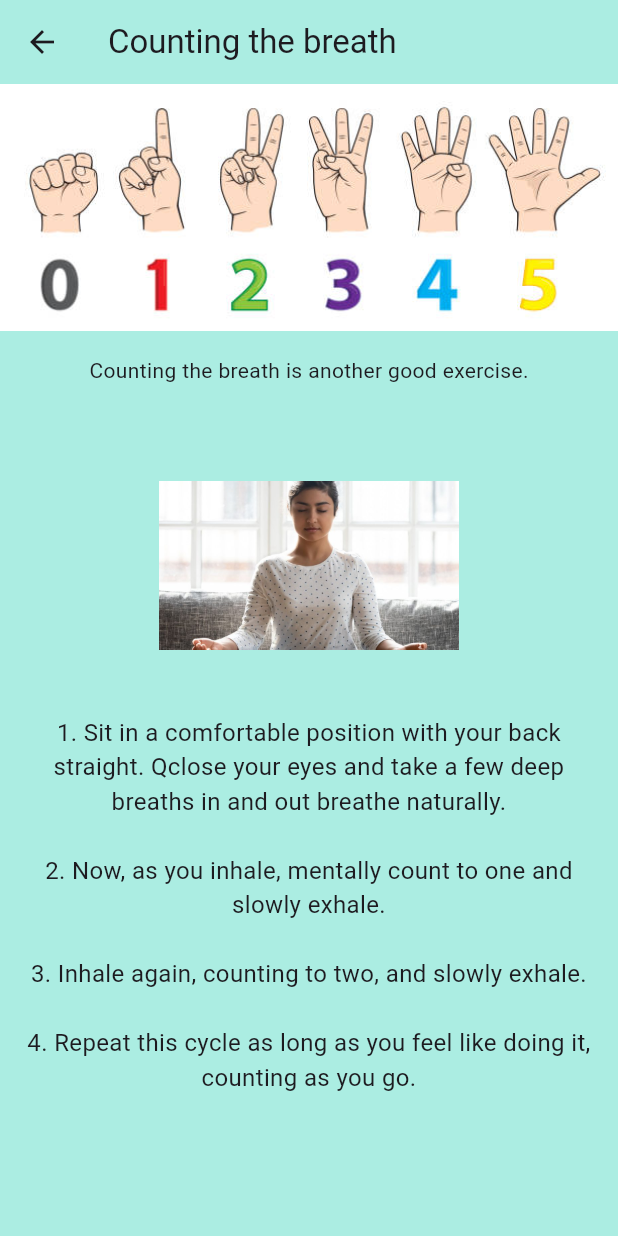
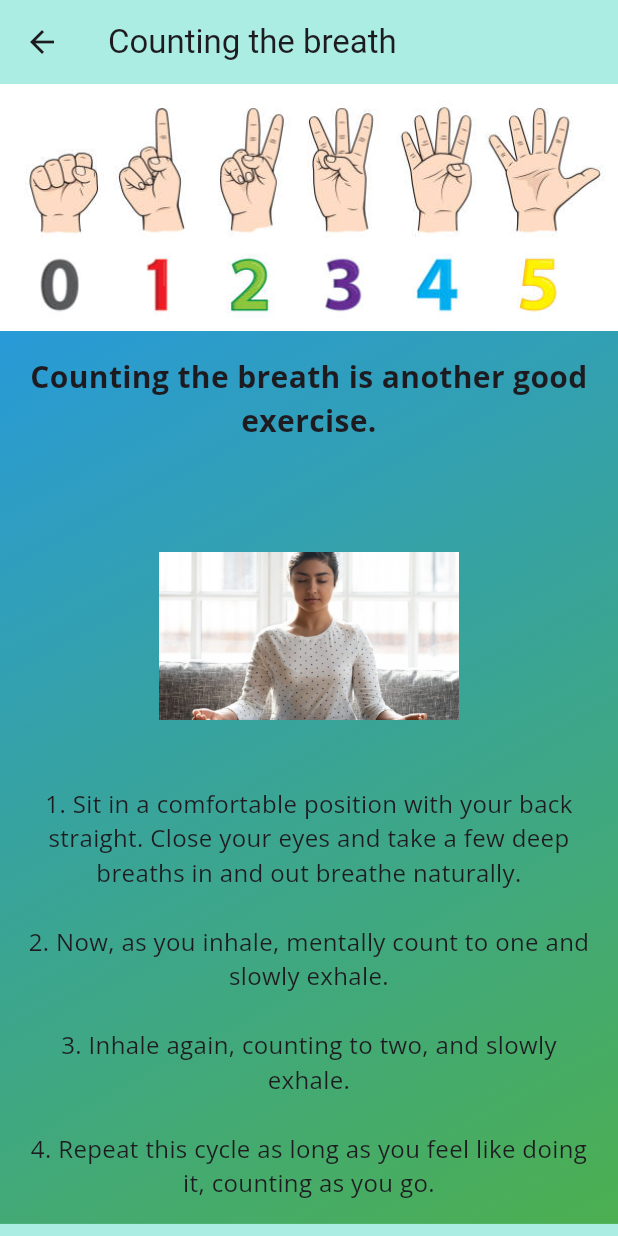
Before and after one commit to codebreaker64/Orbital, a Flutter app: the BreathingHomePage3 screen opened directly, on a phone screen of 412 x 824 dp. Run offline on Flutter 3.47's test engine with Material 3 defaults, Android fonts, the phone set to English and light mode, and no system bars; our stand-ins replace audioplayers, carousel_slider, flutter_slidable, get, go_router, google_fonts and 4 more; missing offline and left inert: fluttermoji, news_api_flutter_package; accounts and stored records are empty.

```diff
--- a/orbital/lib/Journal/moodtile.dart
+++ b/orbital/lib/Journal/moodtile.dart
@@ -87,7 +87,7 @@ class Moodtile extends StatelessWidget {
                   child: Column(
                       crossAxisAlignment: CrossAxisAlignment.center,
                       children: [
-                        Text("Date: $date"),
+                        Text(" $date"),
                         SizedBox(height: 10),
                         Padding(
                             padding: EdgeInsets.only(left: 20),
--- a/orbital/lib/meditation exercise/respective pages/thirdbeathing.dart
+++ b/orbital/lib/meditation exercise/respective pages/thirdbeathing.dart
@@ -1,5 +1,7 @@
 import 'package:carousel_slider/carousel_slider.dart';
 import 'package:flutter/material.dart';
+import 'package:flutter/widgets.dart';
+import 'package:google_fonts/google_fonts.dart';
 import 'package:url_launcher/url_launcher.dart';
 
 class BreathingApp3 extends StatelessWidget {
@@ -16,7 +18,6 @@ class BreathingApp3 extends StatelessWidget {
 }
 
 class BreathingHomePage3 extends StatelessWidget {
-  // Corrected class name and syntax
   @override
   Widget build(BuildContext context) {
     return Scaffold(
@@ -26,37 +27,61 @@ class BreathingHomePage3 extends StatelessWidget {
       body: SingleChildScrollView(
         child: Column(
           children: [
+            Container(
+              decoration: BoxDecoration(
+                gradient: LinearGradient(
+                  begin: Alignment.topLeft,
+                  end: Alignment.bottomRight,
+                  colors: [Colors.blue, Colors.green],
+                ),
+              ),
+              child: Column(
+                children: [
                   Image.asset('images/counting.jpg'),
                   Padding(
                     padding: const EdgeInsets.all(16.0),
                     child: Column(
                       children: [
-                Text('Counting the breath is another good exercise.\n'),
-                Image.asset(width: 200, height: 200, 'images/wobreathe.jpeg'),
                         Text(
-                  '1. Sit in a comfortable position with your back straight. Qclose your eyes and take a few deep breaths in and out breathe naturally.\n',
-                  style: TextStyle(fontSize: 16.0),
+                          'Counting the breath is another good exercise.\n',
+                          style: GoogleFonts.openSans(
+                              fontSize: 20, fontWeight: FontWeight.bold),
+                          textAlign: TextAlign.center,
+                        ),
+                        Image.asset(
+                          'images/wobreathe.jpeg',
+                          width: 200,
+                          height: 200,
+                        ),
+                        Text(
+                          '1. Sit in a comfortable position with your back straight. Close your eyes and take a few deep breaths in and out breathe naturally.\n',
+                          style: GoogleFonts.openSans(fontSize: 16.0),
                           textAlign: TextAlign.center,
                         ),
                         Text(
                           '2. Now, as you inhale, mentally count to one and slowly exhale.\n',
-                  style: TextStyle(fontSize: 16.0),
+                          style: GoogleFonts.openSans(fontSize: 16.0),
                           textAlign: TextAlign.center,
                         ),
                         Text(
                           '3. Inhale again, counting to two, and slowly exhale.\n',
-                  style: TextStyle(fontSize: 16.0),
+                          style: GoogleFonts.openSans(fontSize: 16.0),
                           textAlign: TextAlign.center,
                         ),
                         Text(
                           '4. Repeat this cycle as long as you feel like doing it, counting as you go.',
-                    style: TextStyle(fontSize: 16.0),
-                    textAlign: TextAlign.center),
+                          style: GoogleFonts.openSans(fontSize: 16.0),
+                          textAlign: TextAlign.center,
+                        ),
                       ],
                     ),
                   ),
                 ],
-      )),
+              ),
+            ),
+          ],
+        ),
+      ),
     );
   }
 }
--- a/orbital/pubspec.yaml
+++ b/orbital/pubspec.yaml
@@ -52,6 +52,7 @@ dependencies:
   http: ^1.2.1
   fluttermoji: ^1.0.2
   news_api_flutter_package: ^1.2.0
+  google_fonts: ^6.2.1
 
 dev_dependencies:
   flutter_test:
```
Also changed, not shown: orbital/lib/Journal/moodTracker.dart (+11 -15 lines), orbital/lib/meditation exercise/respective pages/firstbreathing.dart (+34 -10 lines), orbital/lib/meditation exercise/respective pages/secondbreathing.dart (+26 -20 lines), orbital/lib/music/music.dart (+24 -7 lines), orbital/images/ariana.jpg (added), orbital/images/hovey.jpeg (added). Lines whose indentation alone changed are shown as unchanged.
